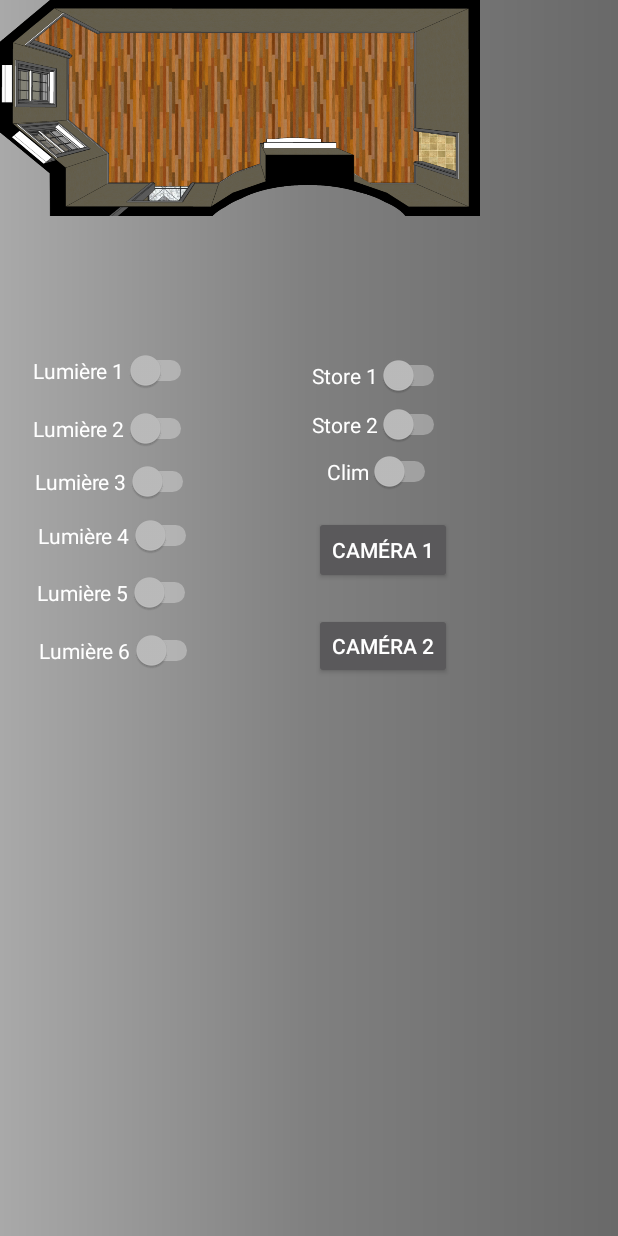
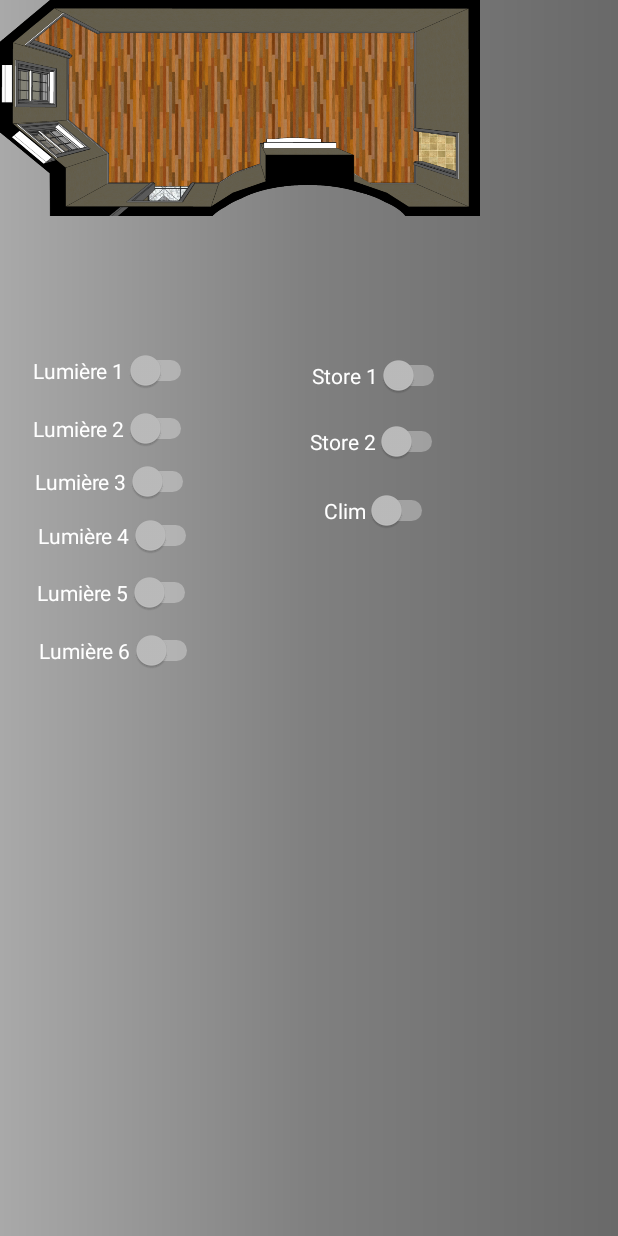
Before and after one commit to dasie-maggle/projet-domotique-client-android, an Android app: the Salon screen opened directly, with no data from a screen before it, on a phone screen of 412 x 824 dp. Run offline under Robolectric (Android 15) with nearby library versions, the phone set to English and light mode, and no system bars.

Commit message:
Modif bouton option et support + suppression bouton camera dans saloncommande

```diff
--- a/app/src/main/res/layout/activity_main.xml
+++ b/app/src/main/res/layout/activity_main.xml
@@ -7,16 +7,7 @@
     android:background="@drawable/gradient"
     tools:context=".MainActivity">
 
-    <ImageView
-        android:id="@+id/Support"
-        android:layout_width="37dp"
-        android:layout_height="39dp"
-        android:layout_alignTop="@+id/imageView2"
-        android:layout_marginTop="35dp"
-        android:layout_marginEnd="-31dp"
-        android:layout_toStartOf="@+id/Option"
-        app:srcCompat="@drawable/ic_action_support"
-        android:contentDescription="TODO" />
+
 
     <Switch
         android:id="@+id/switch2"
@@ -46,17 +37,7 @@
         android:hint="@string/remember_me"
         android:textColorHint="#DFAF2C" />
 
-    <ImageView
-        android:id="@+id/Option"
-        android:layout_width="wrap_content"
-        android:layout_height="38dp"
-        android:layout_alignTop="@+id/imageView2"
-        android:layout_alignParentEnd="true"
-        android:layout_alignParentRight="true"
-        android:layout_marginTop="-6dp"
-        android:layout_marginEnd="14dp"
-        android:layout_marginRight="14dp"
-        app:srcCompat="@drawable/ic_action_name" />
+
 
     <EditText
         android:id="@+id/editText2"
--- a/app/src/main/res/layout/menu.xml
+++ b/app/src/main/res/layout/menu.xml
@@ -33,6 +33,29 @@
         android:layout_height="718dp"
         tools:layout_editor_absoluteX="8dp"
         tools:layout_editor_absoluteY="6dp">
+
+        <ImageView
+            android:id="@+id/Support"
+            android:layout_width="37dp"
+            android:layout_height="39dp"
+            android:layout_alignTop="@+id/imageView2"
+            android:layout_marginTop="35dp"
+            android:layout_marginEnd="-31dp"
+            android:layout_toStartOf="@+id/Option"
+            android:contentDescription="TODO"
+            app:srcCompat="@drawable/ic_action_support" />
+
+        <ImageView
+            android:id="@+id/Option"
+            android:layout_width="wrap_content"
+            android:layout_height="38dp"
+            android:layout_alignTop="@+id/imageView2"
+            android:layout_alignParentEnd="true"
+            android:layout_alignParentRight="true"
+            android:layout_marginTop="-6dp"
+            android:layout_marginEnd="14dp"
+            android:layout_marginRight="14dp"
+            app:srcCompat="@drawable/ic_action_name" />
 
         <Button
             android:id="@+id/button4"
--- a/app/src/main/res/layout/saloncommande.xml
+++ b/app/src/main/res/layout/saloncommande.xml
@@ -114,8 +114,8 @@
             android:layout_height="wrap_content"
             android:layout_alignStart="@+id/switch9"
             android:layout_alignTop="@+id/switch1"
-            android:layout_marginStart="0dp"
-            android:layout_marginTop="36dp"
+            android:layout_marginStart="-1dp"
+            android:layout_marginTop="47dp"
             android:text="@string/store_2" />
 
         <Switch
@@ -124,31 +124,9 @@
             android:layout_height="wrap_content"
             android:layout_alignStart="@+id/switch9"
             android:layout_alignTop="@+id/switch1"
-            android:layout_marginStart="10dp"
-            android:layout_marginTop="67dp"
+            android:layout_marginStart="8dp"
+            android:layout_marginTop="93dp"
             android:text="@string/clim" />
-
-        <Button
-            android:id="@+id/button"
-            android:layout_width="wrap_content"
-            android:layout_height="44dp"
-            android:layout_alignParentEnd="true"
-            android:layout_alignParentRight="true"
-            android:layout_alignParentBottom="true"
-            android:layout_marginEnd="94dp"
-            android:layout_marginRight="94dp"
-            android:layout_marginBottom="59dp"
-            android:text="@string/cam_ra_2" />
-
-        <Button
-            android:id="@+id/button2"
-            android:layout_width="wrap_content"
-            android:layout_height="45dp"
-            android:layout_below="@+id/switch11"
-            android:layout_alignEnd="@+id/switch9"
-            android:layout_marginTop="16dp"
-            android:layout_marginEnd="-1dp"
-            android:text="@string/cam_ra_1" />
 
     </RelativeLayout>
 
```
